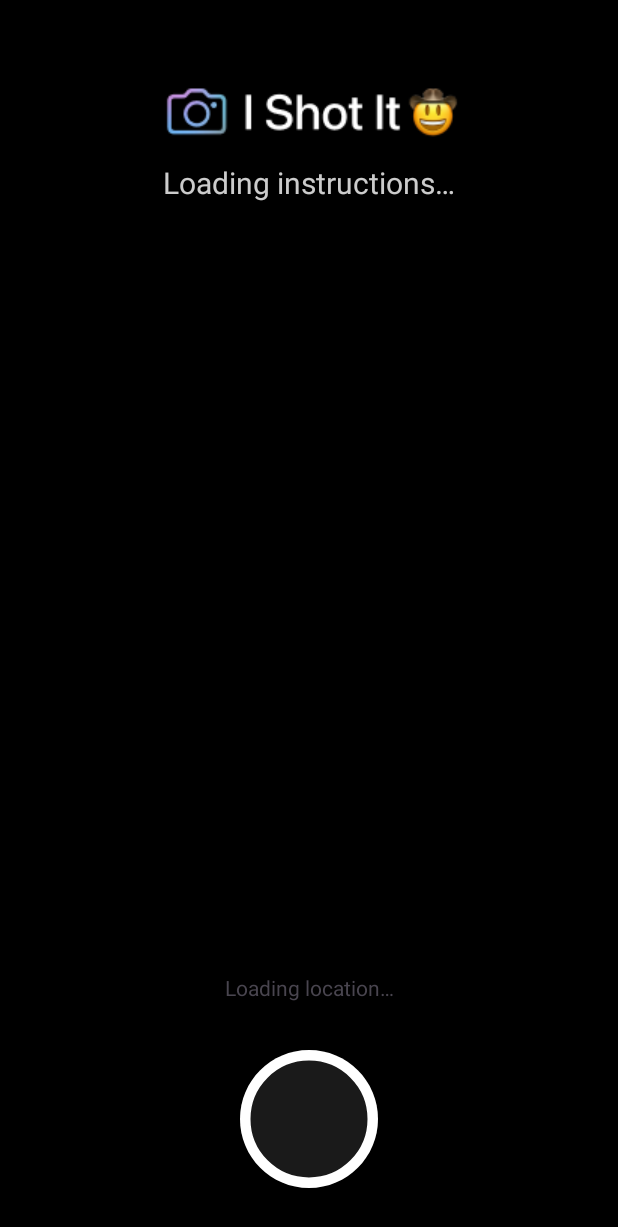
After one commit to remib18/I-Shot-It-Android, an Android app: the Camera screen opened directly, with no data from a screen before it, on a phone screen of 412 x 824 dp. The commit adds this screen. Shown: the top 1227 px of the screen. Run offline under Robolectric (Android 15) with nearby library versions, the phone set to English and light mode, and no system bars.

Commit message:
Camera screen
Signed-off-by: Rémi Bernard <remibernard@Air-de-Remi.lan>

```diff
--- a/app/src/main/AndroidManifest.xml
+++ b/app/src/main/AndroidManifest.xml
@@ -13,6 +13,9 @@
         android:theme="@style/Theme.IShotIt"
         tools:targetApi="31">
         <activity
+            android:name=".Camera"
+            android:exported="false" />
+        <activity
             android:name=".Onboarding"
             android:exported="false" />
         <activity
--- /dev/null
+++ b/app/src/main/java/com/example/ishotit/Camera.java
@@ -0,0 +1,24 @@
+package com.example.ishotit;
+
+import android.os.Bundle;
+
+import androidx.activity.EdgeToEdge;
+import androidx.appcompat.app.AppCompatActivity;
+import androidx.core.graphics.Insets;
+import androidx.core.view.ViewCompat;
+import androidx.core.view.WindowInsetsCompat;
+
+public class Camera extends AppCompatActivity {
+
+    @Override
+    protected void onCreate(Bundle savedInstanceState) {
+        super.onCreate(savedInstanceState);
+        EdgeToEdge.enable(this);
+        setContentView(R.layout.activity_camera);
+        ViewCompat.setOnApplyWindowInsetsListener(findViewById(R.id.main), (v, insets) -> {
+            Insets systemBars = insets.getInsets(WindowInsetsCompat.Type.systemBars());
+            v.setPadding(systemBars.left, systemBars.top, systemBars.right, systemBars.bottom);
+            return insets;
+        });
+    }
+}
--- /dev/null
+++ b/app/src/main/res/drawable/camera_capture_btn.xml
@@ -0,0 +1,16 @@
+<vector xmlns:android="http://schemas.android.com/apk/res/android"
+    android:width="92dp"
+    android:height="92dp"
+    android:viewportWidth="92"
+    android:viewportHeight="92">
+    <group>
+        <clip-path android:pathData="M92 46C92 71.4051 71.4051 92 46 92C20.5949 92 0 71.4051 0 46C0 20.5949 20.5949 0 46 0C71.4051 0 92 20.5949 92 46Z" />
+        <path
+            android:fillColor="#1AFFFFFF"
+            android:pathData="M0 0V92H92V0" />
+        <path
+            android:pathData="M92 46C92 71.4051 71.4051 92 46 92C20.5949 92 0 71.4051 0 46C0 20.5949 20.5949 0 46 0C71.4051 0 92 20.5949 92 46Z"
+            android:strokeWidth="14"
+            android:strokeColor="#FFFFFF" />
+    </group>
+</vector>
--- /dev/null
+++ b/app/src/main/res/layout/activity_camera.xml
@@ -0,0 +1,69 @@
+<?xml version="1.0" encoding="utf-8"?>
+<androidx.constraintlayout.widget.ConstraintLayout xmlns:android="http://schemas.android.com/apk/res/android"
+    xmlns:app="http://schemas.android.com/apk/res-auto"
+    xmlns:tools="http://schemas.android.com/tools"
+    android:id="@+id/main"
+    android:layout_width="match_parent"
+    android:layout_height="match_parent"
+    android:background="#000000"
+    tools:context=".Camera">
+
+    <ImageView
+        android:id="@+id/onboarding_logo"
+        android:layout_width="wrap_content"
+        android:layout_height="wrap_content"
+        android:layout_marginTop="40dp"
+        android:background="@drawable/logo_text"
+        android:contentDescription="@string/app_name"
+        app:layout_constraintEnd_toEndOf="parent"
+        app:layout_constraintStart_toStartOf="parent"
+        app:layout_constraintTop_toTopOf="parent" />
+
+    <TextView
+        android:id="@+id/camera_instruction"
+        android:layout_width="match_parent"
+        android:layout_height="wrap_content"
+        android:layout_marginHorizontal="32dp"
+        android:gravity="center"
+        android:text="@string/camera_loadingInstructions"
+        android:textAppearance="@style/camera_instructions"
+        app:layout_constraintEnd_toEndOf="parent"
+        app:layout_constraintStart_toStartOf="parent"
+        app:layout_constraintTop_toBottomOf="@id/onboarding_logo" />
+
+    <View
+        android:id="@+id/camera_cameraView"
+        android:layout_width="match_parent"
+        android:layout_height="0dp"
+        android:layout_marginHorizontal="32dp"
+        android:layout_marginTop="16dp"
+        android:layout_marginBottom="8dp"
+        app:layout_constraintBottom_toTopOf="@id/camera_location"
+        app:layout_constraintEnd_toEndOf="parent"
+        app:layout_constraintStart_toStartOf="parent"
+        app:layout_constraintTop_toBottomOf="@id/camera_instruction" />
+
+    <TextView
+        android:id="@+id/camera_location"
+        android:layout_width="match_parent"
+        android:layout_height="wrap_content"
+        android:layout_margin="32dp"
+        android:gravity="center"
+        android:text="@string/camera_loadingLocation"
+        app:layout_constraintBottom_toTopOf="@id/camera_captureBtn"
+        app:layout_constraintEnd_toEndOf="parent"
+        app:layout_constraintStart_toStartOf="parent" />
+
+    <ImageButton
+        android:id="@+id/camera_captureBtn"
+        android:layout_width="wrap_content"
+        android:layout_height="wrap_content"
+        android:layout_margin="32dp"
+        android:background="@drawable/camera_capture_btn"
+        android:contentDescription="@string/camera_captureBtnDescription"
+        app:layout_constraintBottom_toBottomOf="parent"
+        app:layout_constraintEnd_toEndOf="parent"
+        app:layout_constraintStart_toStartOf="parent" />
+
+
+</androidx.constraintlayout.widget.ConstraintLayout>
--- a/app/src/main/res/values/strings.xml
+++ b/app/src/main/res/values/strings.xml
@@ -3,7 +3,10 @@
     <string name="onboardind_form_username">Enter your @username</string>
     <string name="onboardind_form_phone">Enter your phone number</string>
     <string name="onboardind_form_age">Enter your age</string>
-    <string name="onboardind_legals">By continuying, you are accepting our Terms and Conditions</string>
+    <string name="onboardind_legals">By continuing, you are accepting our Terms and Conditions</string>
     <string name="onboardind_start_btn">Begin you journey</string>
-    <string name="onboardind_illustration">Illustration of young peoples taking a selfi</string>
+    <string name="onboardind_illustration">Illustration of young peoples taking a selfie</string>
+    <string name="camera_loadingLocation">Loading location…</string>
+    <string name="camera_captureBtnDescription">Take a picture</string>
+    <string name="camera_loadingInstructions">Loading instructions…</string>
 </resources>
--- a/app/src/main/res/values/styles.xml
+++ b/app/src/main/res/values/styles.xml
@@ -7,6 +7,11 @@
         <item name="android:textColorHint">#CCFFFFFF</item>
     </style>
 
+    <style name="camera_instructions">
+        <item name="android:textSize">20sp</item>
+        <item name="android:textColor">#CCFFFFFF</item>
+    </style>
+
     <style name="onboarding_legals">
         <item name="android:textSize">11sp</item>
         <item name="android:textColor">#B3FFFFFF</item>
```
